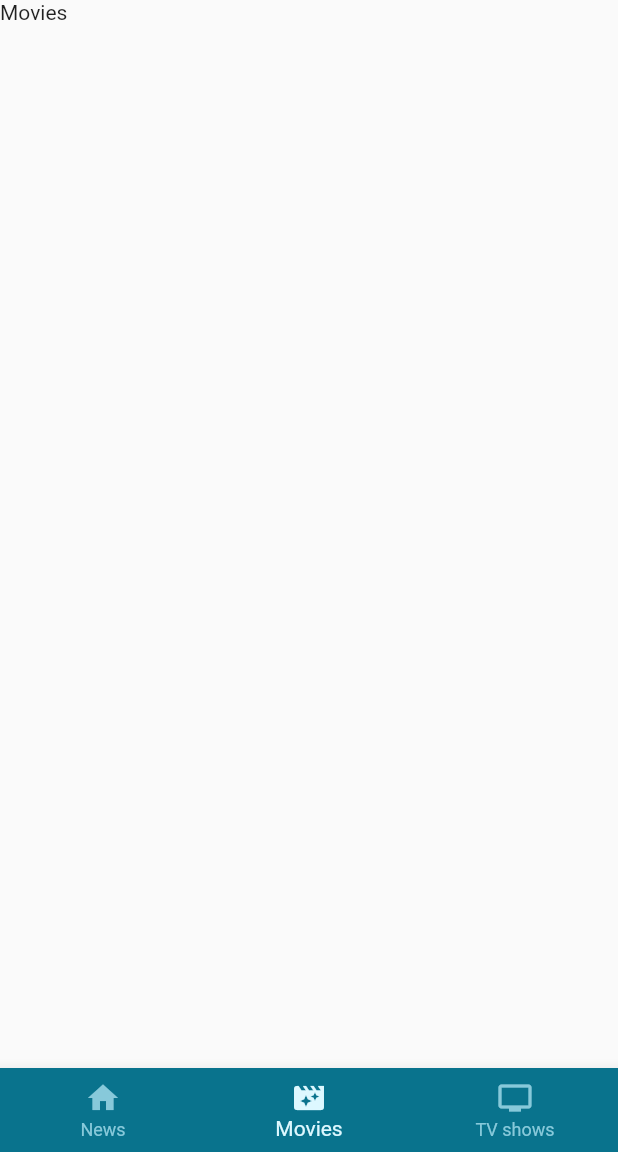
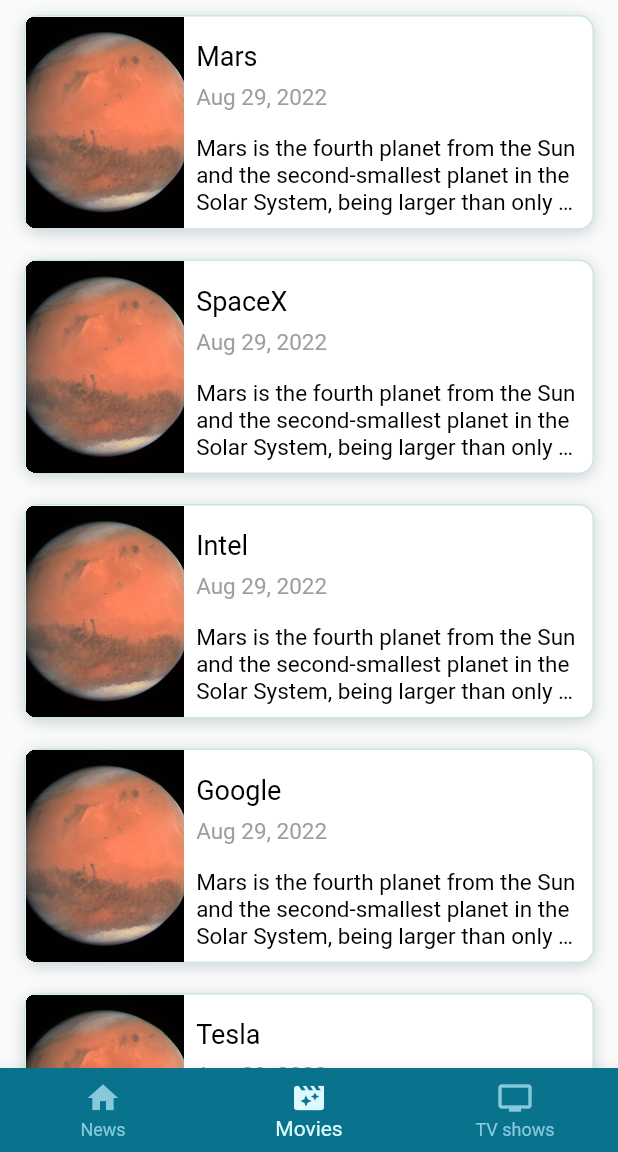
Before and after one commit to ekosh02/PoiskMovie, a Flutter app: the MainScreenWidget screen opened by its route, on a phone screen of 412 x 824 dp, the part 84-1236 px from its top. Run offline on Flutter 3.47's test engine with Material 2 defaults, Android fonts, the phone set to English and light mode, and no system bars.

Commit message:
movie list

```diff
--- a/lib/widgets/main_screen/main_screen_widget.dart
+++ b/lib/widgets/main_screen/main_screen_widget.dart
@@ -1,4 +1,5 @@
 import 'package:flutter/material.dart';
+import 'package:tmdb_app/widgets/movie_list/movie_list.dart';
 
 class MainScreenWidget extends StatefulWidget {
   const MainScreenWidget({Key? key}) : super(key: key);
@@ -8,10 +9,10 @@ class MainScreenWidget extends StatefulWidget {
 }
 
 class _MainScreenWidgetState extends State<MainScreenWidget> {
-  static const List<Widget> _widgetOptions = <Widget>[
-    Text('News'),
-    Text('Movies'),
-    Text('TV shows'),
+  static final List<Widget> _widgetOptions = <Widget>[
+    const Text('News'),
+    MovieListWidget(),
+    const Text('TV shows'),
   ];
 
   int _selectedTab = 1;
--- /dev/null
+++ b/lib/widgets/movie_list/movie_list.dart
@@ -0,0 +1,155 @@
+import 'package:flutter/material.dart';
+import 'package:tmdb_app/resources/app_images.dart';
+import 'package:tmdb_app/style/color_set.dart';
+import 'package:tmdb_app/style/text_styles.dart';
+
+class Movie {
+  final String image;
+  final String title;
+  final String date;
+  final String description;
+
+  Movie({
+    required this.image,
+    required this.title,
+    required this.date,
+    required this.description,
+  });
+}
+
+class MovieListWidget extends StatelessWidget {
+  MovieListWidget({super.key});
+
+  final _movie = [
+    Movie(
+        image: AppImages.mars,
+        title: 'Mars',
+        date: 'Aug 29, 2022',
+        description:
+            'Mars is the fourth planet from the Sun and the second-smallest planet in the Solar System, being larger than only Mercury. In the English language, Mars is named for the Roman god of war. Mars is a terrestrial planet with a thin atmosphere, and has a crust primarily composed of elements similar to Earth\'s crust, as well as a core made of iron and nickel. Mars has surface features such as impact craters, valleys, dunes, and polar ice caps. It has two small and irregularly shaped moons: Phobos and Deimos.'),
+    Movie(
+        image: AppImages.mars,
+        title: 'SpaceX',
+        date: 'Aug 29, 2022',
+        description:
+            'Mars is the fourth planet from the Sun and the second-smallest planet in the Solar System, being larger than only Mercury. In the English language, Mars is named for the Roman god of war. Mars is a terrestrial planet with a thin atmosphere, and has a crust primarily composed of elements similar to Earth\'s crust, as well as a core made of iron and nickel. Mars has surface features such as impact craters, valleys, dunes, and polar ice caps. It has two small and irregularly shaped moons: Phobos and Deimos.'),
+    Movie(
+        image: AppImages.mars,
+        title: 'Intel',
+        date: 'Aug 29, 2022',
+        description:
+            'Mars is the fourth planet from the Sun and the second-smallest planet in the Solar System, being larger than only Mercury. In the English language, Mars is named for the Roman god of war. Mars is a terrestrial planet with a thin atmosphere, and has a crust primarily composed of elements similar to Earth\'s crust, as well as a core made of iron and nickel. Mars has surface features such as impact craters, valleys, dunes, and polar ice caps. It has two small and irregularly shaped moons: Phobos and Deimos.'),
+    Movie(
+        image: AppImages.mars,
+        title: 'Google',
+        date: 'Aug 29, 2022',
+        description:
+            'Mars is the fourth planet from the Sun and the second-smallest planet in the Solar System, being larger than only Mercury. In the English language, Mars is named for the Roman god of war. Mars is a terrestrial planet with a thin atmosphere, and has a crust primarily composed of elements similar to Earth\'s crust, as well as a core made of iron and nickel. Mars has surface features such as impact craters, valleys, dunes, and polar ice caps. It has two small and irregularly shaped moons: Phobos and Deimos.'),
+    Movie(
+        image: AppImages.mars,
+        title: 'Tesla',
+        date: 'Aug 29, 2022',
+        description:
+            'Mars is the fourth planet from the Sun and the second-smallest planet in the Solar System, being larger than only Mercury. In the English language, Mars is named for the Roman god of war. Mars is a terrestrial planet with a thin atmosphere, and has a crust primarily composed of elements similar to Earth\'s crust, as well as a core made of iron and nickel. Mars has surface features such as impact craters, valleys, dunes, and polar ice caps. It has two small and irregularly shaped moons: Phobos and Deimos.'),
+    Movie(
+        image: AppImages.mars,
+        title: 'Aviata',
+        date: 'Aug 29, 2022',
+        description:
+            'Mars is the fourth planet from the Sun and the second-smallest planet in the Solar System, being larger than only Mercury. In the English language, Mars is named for the Roman god of war. Mars is a terrestrial planet with a thin atmosphere, and has a crust primarily composed of elements similar to Earth\'s crust, as well as a core made of iron and nickel. Mars has surface features such as impact craters, valleys, dunes, and polar ice caps. It has two small and irregularly shaped moons: Phobos and Deimos.'),
+    Movie(
+        image: AppImages.mars,
+        title: 'Telegram',
+        date: 'Aug 29, 2022',
+        description:
+            'Mars is the fourth planet from the Sun and the second-smallest planet in the Solar System, being larger than only Mercury. In the English language, Mars is named for the Roman god of war. Mars is a terrestrial planet with a thin atmosphere, and has a crust primarily composed of elements similar to Earth\'s crust, as well as a core made of iron and nickel. Mars has surface features such as impact craters, valleys, dunes, and polar ice caps. It has two small and irregularly shaped moons: Phobos and Deimos.'),
+    Movie(
+        image: AppImages.mars,
+        title: 'Signal',
+        date: 'Aug 29, 2022',
+        description:
+            'Mars is the fourth planet from the Sun and the second-smallest planet in the Solar System, being larger than only Mercury. In the English language, Mars is named for the Roman god of war. Mars is a terrestrial planet with a thin atmosphere, and has a crust primarily composed of elements similar to Earth\'s crust, as well as a core made of iron and nickel. Mars has surface features such as impact craters, valleys, dunes, and polar ice caps. It has two small and irregularly shaped moons: Phobos and Deimos.'),
+  ];
+
+  @override
+  Widget build(BuildContext context) {
+    return ListView.builder(
+      itemExtent: 163,
+      itemCount: _movie.length,
+      physics: const BouncingScrollPhysics(),
+      itemBuilder: (BuildContext context, int index) {
+        final movie = _movie[index];
+        return Padding(
+          padding: const EdgeInsets.symmetric(horizontal: 16, vertical: 10),
+          child: Stack(
+            children: [
+              Container(
+                decoration: BoxDecoration(
+                  color: Colors.white,
+                  border: Border.all(
+                    color: ColorSet.mainColorTheme.withOpacity(0.2),
+                  ),
+                  borderRadius: const BorderRadius.all(
+                    Radius.circular(10),
+                  ),
+                  boxShadow: [
+                    BoxShadow(
+                      color: ColorSet.dartTheme.withOpacity(0.2),
+                      offset: const Offset(0, 2),
+                      blurRadius: 8,
+                    ),
+                  ],
+                ),
+                clipBehavior: Clip.hardEdge,
+                child: Row(
+                  children: [
+                    Image(image: AssetImage(movie.image)),
+                    const SizedBox(width: 8),
+                    Expanded(
+                      child: Column(
+                        crossAxisAlignment: CrossAxisAlignment.start,
+                        children: [
+                          const SizedBox(height: 16),
+                          Text(
+                            movie.title,
+                            style: TextStyles.headline1Regular,
+                            maxLines: 1,
+                            overflow: TextOverflow.ellipsis,
+                          ),
+                          const SizedBox(height: 8),
+                          Text(
+                            movie.date,
+                            style: TextStyles.text2RegularGrey,
+                            maxLines: 1,
+                            overflow: TextOverflow.ellipsis,
+                          ),
+                          const SizedBox(height: 16),
+                          Text(
+                            movie.description,
+                            style: TextStyles.text2Regular,
+                            maxLines: 3,
+                            overflow: TextOverflow.ellipsis,
+                          ),
+                        ],
+                      ),
+                    ),
+                    const SizedBox(width: 8),
+                  ],
+                ),
+              ),
+              Material(
+                color: Colors.transparent,
+                child: InkWell(
+                  borderRadius: const BorderRadius.all(
+                    Radius.circular(10),
+                  ),
+                  onTap: () {},
+                ),
+              )
+            ],
+          ),
+        );
+      },
+    );
+  }
+}
```
